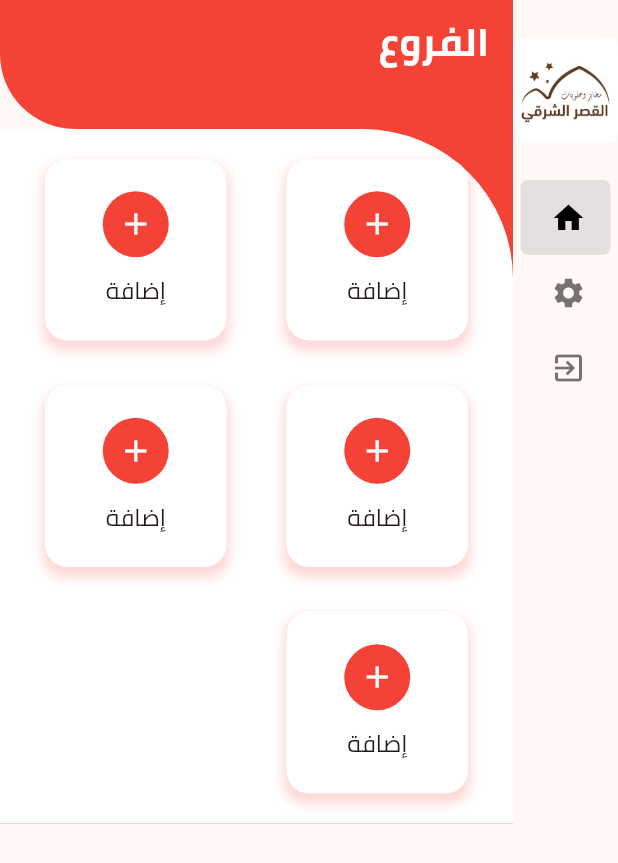
After one commit to muhammadali224/qaser_admin, a Flutter app: the HomePage screen opened by its route, swiped to page 2, on a phone screen of 412 x 824 dp. The commit adds this screen. Shown: the top 863 px of the screen. Run offline on Flutter 3.47's test engine with Material 2 defaults, Android fonts, the phone set to English and light mode, and no system bars; drawn by our look-alikes of easy_sidemenu; our stand-ins replace animated_text_kit, cached_network_image, connectivity_plus, dartz, firebase_analytics, firebase_core and 7 more; missing offline and left inert: flutter_ringtone_player, icon_broken, string_capitalize; accounts and stored records are empty; project files that could hold a hidden picture were left out.

Commit message:
add side menu and branches model

```diff
--- a/lib/controller/auth_controller/login_controller.dart
+++ b/lib/controller/auth_controller/login_controller.dart
@@ -44,18 +44,8 @@ class LoginControllerImp extends LoginController {
 
         if (StatusRequest.success == statusRequest) {
           if (response['status'] == 'success') {
-            await saveDataToShared(
-              userId: response['data']['cash_system_id'],
-              userName: response['data']['cash_user_name'],
-              userEmail: response['data']['cash_user_email'],
-              userBranch: response['data']['cash_branch_id'],
-            );
-
             myServices.sharedPref.setString('step', "2");
 
-            FirebaseMessaging.instance.subscribeToTopic('branches');
-            FirebaseMessaging.instance.subscribeToTopic(
-                "branch${response['data']['cash_branch_id']}");
             Get.offAllNamed(AppRoutes.home);
           } else {
             Get.defaultDialog(
@@ -79,18 +69,6 @@ class LoginControllerImp extends LoginController {
     }
   }
 
-  saveDataToShared({
-    required int userId,
-    required String userName,
-    required String userEmail,
-    required int userBranch,
-  }) {
-    myServices.sharedPref.setInt('userId', userId);
-    myServices.sharedPref.setString('userName', userName);
-    myServices.sharedPref.setString('userEmail', userEmail);
-    myServices.sharedPref.setInt('branchId', userBranch);
-  }
-
   @override
   void onInit() {
     FirebaseMessaging.instance.getToken().then((value) {
--- /dev/null
+++ b/lib/controller/branches_controller/branch_view_controller.dart
@@ -0,0 +1,3 @@
+import 'package:get/get.dart';
+
+class BranchViewController extends GetxController {}
--- /dev/null
+++ b/lib/controller/home_controller/home_controller.dart
@@ -0,0 +1,28 @@
+import 'package:easy_sidemenu/easy_sidemenu.dart';
+import 'package:flutter/material.dart';
+// import 'package:flutter_side_menu/flutter_side_menu.dart';
+import 'package:get/get.dart';
+
+class HomeController extends GetxController {
+  // final sideController = SideMenuController();
+  SideMenuController sideMenu = SideMenuController();
+  PageController pageController = PageController();
+  //
+  // int currentIndex = 0;
+  //
+  // changeIndex(int index) {
+  //   currentIndex = index;
+  //   pageController.animateToPage(index,
+  //       duration: const Duration(seconds: 1), curve: Curves.easeInOutCirc);
+  //   update();
+  // }
+
+  @override
+  void onInit() {
+    sideMenu.addListener((index) {
+      pageController.animateToPage(index,
+          duration: const Duration(seconds: 1), curve: Curves.easeInOutCirc);
+    });
+    super.onInit();
+  }
+}
--- a/lib/core/constant/api_link.dart
+++ b/lib/core/constant/api_link.dart
@@ -10,8 +10,7 @@ class AppLink {
   static const String imagesItems = "$images/items/";
 
 //=============================== Auth ===============================//
-  static const String login = "$server/auth/cash_login.php";
-  static const String getUserDetails = "$server/auth/get_user_details.php";
+  static const String login = "$server/auth/admin_login.php";
 
 //============================== Home  ==============================//
   static const String homePage = '$server/home.php';
--- a/lib/core/localization/translation.dart
+++ b/lib/core/localization/translation.dart
@@ -238,6 +238,7 @@ class MyTranslation extends Translations {
           "branchIsOpen": "الفرع مفتوح",
           "branchIsClose": "الفرع مغلق",
           "qrCodeScan": "مسح رمز QR",
+          "branches": "الفروع",
         },
         'en': {
           'chooseLang': 'Choose Language',
@@ -475,6 +476,7 @@ class MyTranslation extends Translations {
           "branchIsOpen": "Branch Open",
           "branchIsClose": "Branch Close",
           "qrCodeScan": "Scan QR Code",
+          "branches": "Branches",
         },
       };
 }
--- /dev/null
+++ b/lib/data/model/branches_model/branches_model.dart
@@ -0,0 +1,27 @@
+import 'package:freezed_annotation/freezed_annotation.dart';
+
+part 'branches_model.freezed.dart';
+part 'branches_model.g.dart';
+
+@Freezed()
+class BranchModel with _$BranchModel {
+  const factory BranchModel(
+    int? id,
+    String? branchNameAr,
+    String? branchNameEn,
+    int? isOpen,
+    double? branchLat,
+    double? branchLong,
+    String? phoneNumber1,
+    String? phoneNumber2,
+    String? facebookUrl,
+    double? deliveryCharge,
+    int? isFixed,
+    double? branchZone,
+    double? deliveryFixCharge,
+    double? branchMaxZone,
+  ) = _BranchModel;
+
+  factory BranchModel.fromJson(Map<String, Object?> json) =>
+      _$BranchModelFromJson(json);
+}
--- a/lib/main.dart
+++ b/lib/main.dart
@@ -11,6 +11,7 @@ import 'routes.dart';
 void main() async {
   WidgetsFlutterBinding.ensureInitialized();
   await initialServices();
+
   runApp(const MyApp());
 }
 
--- a/lib/routes.dart
+++ b/lib/routes.dart
@@ -4,6 +4,7 @@ import 'binding/initial_binding.dart';
 import 'core/constant/routes.dart';
 import 'core/middleware/middleware.dart';
 import 'view/screen/auth/login.dart';
+import 'view/screen/home/home.dart';
 
 List<GetPage<dynamic>>? routes = [
   GetPage(name: '/', page: () => const Login(), middlewares: [
@@ -15,6 +16,10 @@ List<GetPage<dynamic>>? routes = [
     page: () => const Login(),
     binding: InitBindings(),
   ),
+  GetPage(
+    name: AppRoutes.home,
+    page: () => const HomePage(),
+  ),
 
   // GetPage(name: AppRoutes.checkout, page: () => const Checkout()),
 ];
--- /dev/null
+++ b/lib/view/screen/branches/branches_home.dart
@@ -0,0 +1,40 @@
+import 'package:flutter/material.dart';
+
+import '../../../core/constant/color.dart';
+import '../../widget/shred_component/curved_header.dart';
+import '../../widget/shred_component/item_dashboard.dart';
+
+class BranchesHome extends StatelessWidget {
+  const BranchesHome({super.key});
+
+  @override
+  Widget build(BuildContext context) {
+    return ListView(
+      padding: EdgeInsets.zero,
+      children: [
+        CurvedHeader(
+          title: 'branches',
+          background: AppColor.red,
+          widget: GridView.count(
+            crossAxisCount: 2,
+            shrinkWrap: true,
+            mainAxisSpacing: 30,
+            crossAxisSpacing: 40,
+            children: [
+              ItemDashBoard(
+                  title: 'add', icon: Icons.add, background: AppColor.red),
+              ItemDashBoard(
+                  title: 'add', icon: Icons.add, background: AppColor.red),
+              ItemDashBoard(
+                  title: 'add', icon: Icons.add, background: AppColor.red),
+              ItemDashBoard(
+                  title: 'add', icon: Icons.add, background: AppColor.red),
+              ItemDashBoard(
+                  title: 'add', icon: Icons.add, background: AppColor.red),
+            ],
+          ),
+        )
+      ],
+    );
+  }
+}
--- /dev/null
+++ b/lib/view/screen/home/home.dart
@@ -0,0 +1,198 @@
+// import 'package:flutter/material.dart';
+// import 'package:flutter_side_menu/flutter_side_menu.dart';
+// import 'package:get/get.dart';
+//
+// import '../../../controller/home_controller/home_controller.dart';
+// import '../../../generated/assets.dart';
+// import '../branches/branches_home.dart';
+//
+// class HomePage extends StatelessWidget {
+//   const HomePage({super.key});
+//
+//   @override
+//   Widget build(BuildContext context) {
+//     Get.put(HomeController());
+//
+//     return Scaffold(
+//       body: SafeArea(
+//         child: GetBuilder<HomeController>(builder: (controller) {
+//           return Row(
+//             children: [
+//               SideMenu(
+//                 hasResizer: false,
+//                 controller: controller.sideController,
+//                 backgroundColor: Colors.grey.shade200,
+//                 mode: SideMenuMode.auto,
+//                 builder: (data) => SideMenuData(
+//                   header: Container(
+//                     padding: const EdgeInsets.all(5),
+//                     child: ClipRRect(
+//                       borderRadius: BorderRadius.circular(120),
+//                       child: Image.asset(
+//                         Assets.imagesQaser,
+//                         height: 120,
+//                         width: 120,
+//                       ),
+//                     ),
+//                   ),
+//                   items: [
+//                     SideMenuItemDataTile(
+//                       onTap: () => controller.changeIndex(0),
+//                       title: 'home'.tr,
+//                       highlightSelectedColor: Colors.red,
+//                       icon: const Icon(Icons.home),
+//                       hasSelectedLine: false,
+//                       isSelected: controller.currentIndex == 0,
+//                     ),
+//                     SideMenuItemDataTile(
+//                       onTap: () => controller.changeIndex(1),
+//                       highlightSelectedColor: Colors.red,
+//                       title: 'branches'.tr,
+//                       icon: const Icon(Icons.business),
+//                       hasSelectedLine: false,
+//                       isSelected: controller.currentIndex == 1,
+//                     ),
+//                     SideMenuItemDataTile(
+//                       isSelected: controller.currentIndex == 2,
+//                       onTap: () => controller.changeIndex(2),
+//                       title: 'Item 3',
+//                       hasSelectedLine: false,
+//                       icon: const Icon(Icons.play_arrow),
+//                     ),
+//                     SideMenuItemDataTile(
+//                       isSelected: controller.currentIndex == 3,
+//                       onTap: () => controller.changeIndex(3),
+//                       title: 'Item 4',
+//                       hasSelectedLine: false,
+//                       icon: const Icon(Icons.car_crash),
+//                     ),
+//                   ],
+//                   footer: const Text('Footer'),
+//                 ),
+//               ),
+//               Expanded(
+//                 child: PageView(
+//                   physics: const NeverScrollableScrollPhysics(),
+//                   controller: controller.pageController,
+//                   children: [
+//                     Container(
+//                       color: Colors.white,
+//                       child: const Center(
+//                         child: Text(
+//                           'body 1',
+//                         ),
+//                       ),
+//                     ),
+//                     const BranchesHome(),
+//                     Container(
+//                       color: Colors.white,
+//                       child: const Center(
+//                         child: Text(
+//                           'body 3',
+//                         ),
+//                       ),
+//                     ),
+//                     Container(
+//                       color: Colors.white,
+//                       child: const Center(
+//                         child: Text(
+//                           'body 4',
+//                         ),
+//                       ),
+//                     ),
+//                   ],
+//                 ),
+//               ),
+//             ],
+//           );
+//         }),
+//       ),
+//     );
+//   }
+// }
+
+import 'package:easy_sidemenu/easy_sidemenu.dart';
+import 'package:flutter/material.dart';
+import 'package:get/get.dart';
+
+import '../../../controller/home_controller/home_controller.dart';
+import '../../../generated/assets.dart';
+import '../branches/branches_home.dart';
+
+class HomePage extends StatelessWidget {
+  const HomePage({super.key});
+
+  @override
+  Widget build(BuildContext context) {
+    HomeController controller = Get.put(HomeController());
+    return Scaffold(
+      body: SafeArea(
+        child: Row(
+          mainAxisAlignment: MainAxisAlignment.start,
+          mainAxisSize: MainAxisSize.min,
+          children: [
+            SideMenu(
+              // Page controller to manage a PageView
+              controller: controller.sideMenu,
+              // Will shows on top of all items, it can be a logo or a Title text
+              title: ClipRRect(
+                borderRadius: BorderRadius.circular(120),
+                child: Image.asset(
+                  Assets.imagesQaser,
+                  height: 120,
+                  width: 120,
+                ),
+              ),
+              // Will show on bottom of SideMenu when displayMode was SideMenuDisplayMode.open
+              footer: IconButton(
+                onPressed: () {},
+                icon: const Icon(Icons.arrow_back),
+              ),
+              // Notify when display mode changed
+              onDisplayModeChanged: (mode) {
+                print(mode);
+              },
+              // List of SideMenuItem to show them on SideMenu
+              items: [
+                SideMenuItem(
+                  title: 'Dashboard',
+                  onTap: (index, _) {
+                    controller.sideMenu.changePage(index);
+                  },
+                  icon: const Icon(Icons.home),
+                  badgeContent: const Text(
+                    '3',
+                    style: TextStyle(color: Colors.white),
+                  ),
+                ),
+                SideMenuItem(
+                  title: 'Settings',
+                  onTap: (index, _) {
+                    controller.sideMenu.changePage(index);
+                  },
+                  icon: const Icon(Icons.settings),
+                ),
+                const SideMenuItem(
+                  title: 'Exit',
+                  icon: Icon(Icons.exit_to_app),
+                ),
+              ],
+            ),
+            Expanded(
+              child: PageView(
+                controller: controller.pageController,
+                physics: const NeverScrollableScrollPhysics(),
+                children: const [
+                  Center(
+                    child: Text('Dashboard'),
+                  ),
+                  BranchesHome(),
+                ],
+              ),
+            ),
+          ],
+        ),
+      ),
+    );
+  }
+}
--- /dev/null
+++ b/lib/view/widget/shred_component/curved_header.dart
@@ -0,0 +1,58 @@
+import 'package:flutter/material.dart';
+import 'package:get/get.dart';
+
+class CurvedHeader extends StatelessWidget {
+  final String title;
+  final Color background;
+  final Widget widget;
+
+  const CurvedHeader(
+      {super.key,
+      required this.title,
+      required this.background,
+      required this.widget});
+
+  @override
+  Widget build(BuildContext context) {
+    return SizedBox(
+      width: double.infinity,
+      child: ListView(
+        shrinkWrap: true,
+        children: [
+          Container(
+            decoration: BoxDecoration(
+              color: background,
+              borderRadius:
+                  const BorderRadius.only(bottomLeft: Radius.circular(50)),
+            ),
+            child: Column(
+              children: [
+                ListTile(
+                  title: Text(
+                    title.tr,
+                    style: Theme.of(context)
+                        .textTheme
+                        .displayLarge!
+                        .copyWith(color: Colors.white),
+                  ),
+                ),
+                const SizedBox(height: 30),
+              ],
+            ),
+          ),
+          Container(
+            color: background,
+            child: Container(
+              padding: const EdgeInsets.symmetric(horizontal: 30, vertical: 20),
+              decoration: const BoxDecoration(
+                  color: Colors.white,
+                  borderRadius:
+                      BorderRadius.only(topRight: Radius.circular(100))),
+              child: widget,
+            ),
+          ),
+        ],
+      ),
+    );
+  }
+}
--- /dev/null
+++ b/lib/view/widget/shred_component/item_dashboard.dart
@@ -0,0 +1,56 @@
+import 'package:flutter/material.dart';
+import 'package:get/get.dart';
+
+class ItemDashBoard extends StatelessWidget {
+  final String title;
+  final IconData icon;
+  final Color background;
+  final void Function()? onTap;
+
+  const ItemDashBoard(
+      {super.key,
+      required this.title,
+      required this.icon,
+      required this.background,
+      this.onTap});
+
+  @override
+  Widget build(BuildContext context) {
+    return GestureDetector(
+      onTap: onTap,
+      child: Container(
+        decoration: BoxDecoration(
+          color: Colors.white,
+          borderRadius: BorderRadius.circular(15),
+          boxShadow: [
+            BoxShadow(
+              offset: const Offset(0, 5),
+              // color: Theme.of(context).primaryColor.withOpacity(0.2),
+              color: background.withOpacity(0.2),
+              spreadRadius: 2,
+              blurRadius: 5,
+            ),
+          ],
+        ),
+        child: Column(
+          mainAxisAlignment: MainAxisAlignment.center,
+          children: [
+            Container(
+              padding: const EdgeInsets.all(10),
+              decoration: BoxDecoration(
+                shape: BoxShape.circle,
+                color: background,
+              ),
+              child: Icon(icon, color: Colors.white),
+            ),
+            const SizedBox(height: 10),
+            Text(
+              title.tr,
+              style: Theme.of(context).textTheme.titleMedium,
+            ),
+          ],
+        ),
+      ),
+    );
+  }
+}
```
Also changed, not shown: pubspec.yaml (+6 -4 lines), lib/controller/branches_controller/branch_add_controller.dart (added), lib/controller/branches_controller/branch_edit_controller.dart (added), lib/data/model/branches_model/branches_model.freezed.dart (added), lib/data/model/branches_model/branches_model.g.dart (added), lib/view/widget/shred_component/search_form_field.dart (renamed from lib/view/widget/search_form_field.dart), pubspec.lock.
